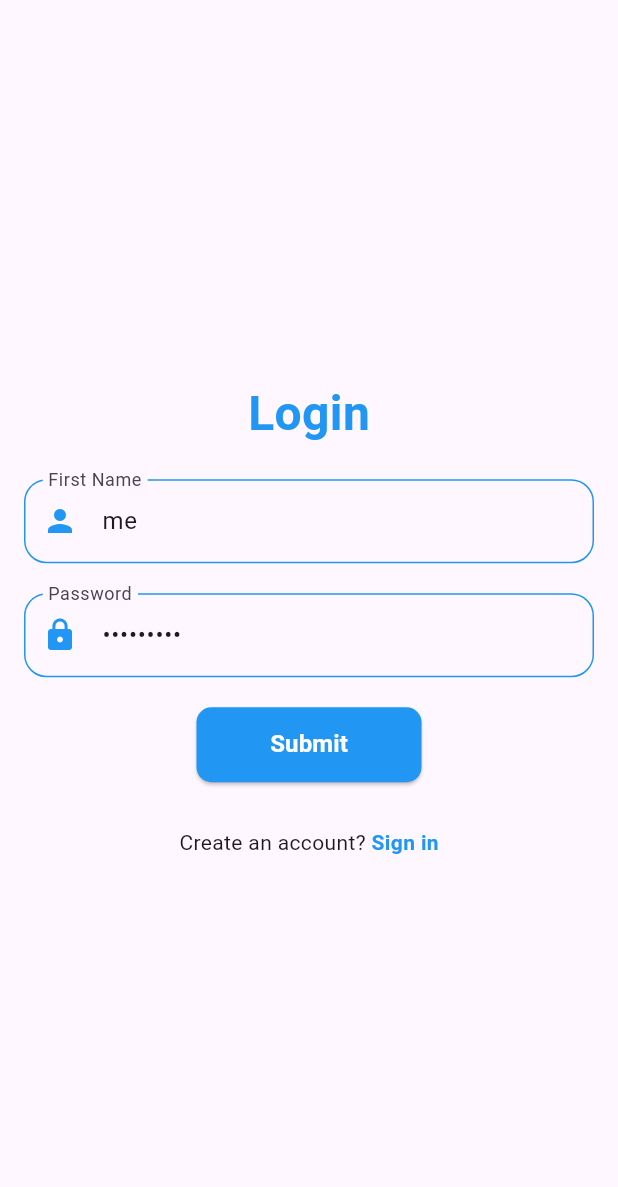
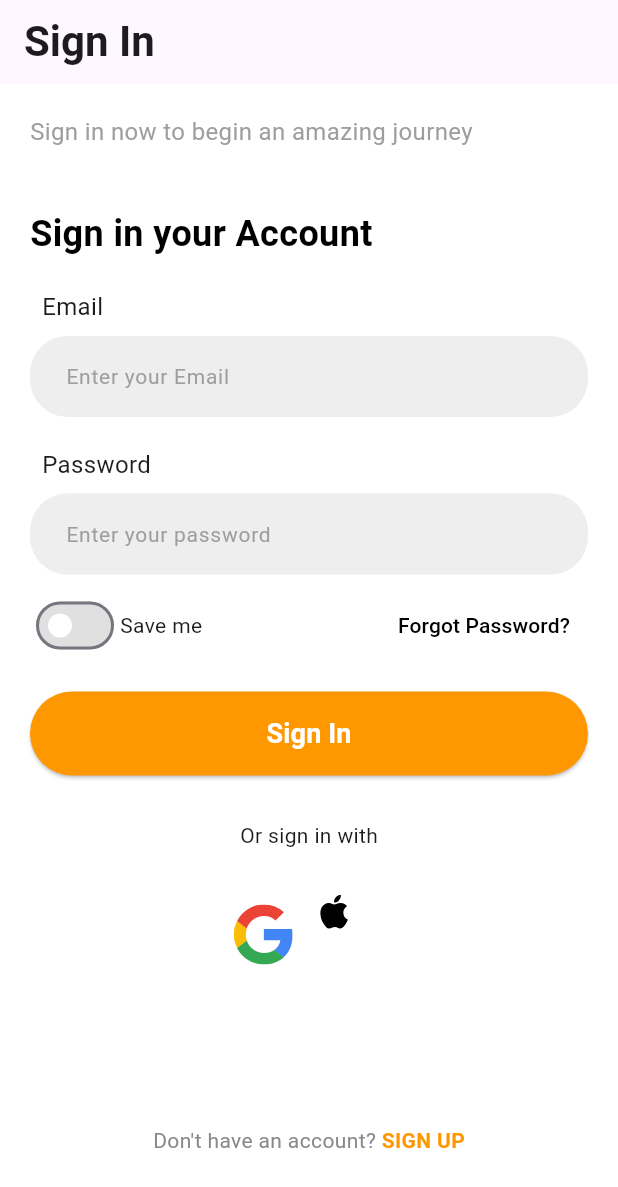
Before and after one commit to shebin-k-s/events, a Flutter app: the screen it shows after launch, on a phone screen of 412 x 824 dp. Shown: the top 1187 px of the screen. Run offline on Flutter 3.47's test engine with Material 3 defaults, Android fonts, the phone set to English and light mode, and no system bars; our stand-ins replace bloc, cookie_jar, dio, dio_cookie_manager, flutter_bloc, flutter_svg and 2 more; accounts and stored records are empty; Roboto replaces fonts that are missing (Figtree).

Commit message:
implement new design for login and signup

```diff
--- a/lib/core/constants/constants.dart
+++ b/lib/core/constants/constants.dart
@@ -3,7 +3,7 @@ import 'package:flutter/material.dart';
 
 const kTextFieldHeight = SizedBox(height: 20);
 
-const String baseUrl = "http://192.168.5.24:8080";
+const String baseUrl = "http://192.168.42.24:8080";
 
 final List<Map> profileItems = [
   {
--- a/lib/main.dart
+++ b/lib/main.dart
@@ -1,7 +1,6 @@
 import 'package:events/application/authentication/auth_bloc.dart';
 import 'package:events/application/profile/profile_bloc.dart';
-import 'package:events/screens/edit_profile/edit_profile_screen.dart';
-import 'package:events/screens/splash/splash_screen.dart';
+import 'package:events/screens/authentication/new_design/login_screen.dart';
 import 'package:flutter/material.dart';
 import 'package:flutter_bloc/flutter_bloc.dart';
 
@@ -24,8 +23,9 @@ class MyApp extends StatelessWidget {
         ),
       ],
       child: MaterialApp(
+        debugShowCheckedModeBanner: false,
         theme: ThemeData(primaryColor: Colors.white),
-        home: SplashScreen(),
+        home: LoginScreen(),
       ),
     );
   }
--- a/lib/screens/authentication/employee_signup_screen.dart
+++ b/lib/screens/authentication/employee_signup_screen.dart
@@ -41,7 +41,8 @@ class EmployeeSignupScreen extends StatelessWidget {
         }
       },
       child: Scaffold(
-        body: SingleChildScrollView(
+        body: SafeArea(
+          child: SingleChildScrollView(
             child: Padding(
               padding: const EdgeInsets.all(16.0),
               child: Form(
@@ -123,6 +124,7 @@ class EmployeeSignupScreen extends StatelessWidget {
             ),
           ),
         ),
+      ),
     );
   }
 }
--- a/lib/screens/authentication/login_screen.dart
+++ b/lib/screens/authentication/login_screen.dart
@@ -15,9 +15,9 @@ class LoginScreen extends StatelessWidget {
   LoginScreen({super.key});
 
   final TextEditingController firstnameController =
-      TextEditingController(text: 'me');
+      TextEditingController();
   final TextEditingController passwordController =
-      TextEditingController(text: 'secure123');
+      TextEditingController();
 
   final _formkey = GlobalKey<FormState>();
 
--- /dev/null
+++ b/lib/screens/authentication/new_design/login_screen.dart
@@ -0,0 +1,187 @@
+import 'package:events/application/authentication/auth_bloc.dart';
+import 'package:events/core/constants/constants.dart';
+import 'package:events/screens/authentication/new_design/signup_screen.dart';
+import 'package:events/screens/widgets/custom_formfield.dart';
+import 'package:events/screens/widgets/social_media_icons.dart';
+import 'package:flutter/material.dart';
+import 'package:flutter_bloc/flutter_bloc.dart';
+
+class LoginScreen extends StatelessWidget {
+  LoginScreen({super.key});
+
+  final ValueNotifier<bool> saveMeNotifier = ValueNotifier(false);
+
+  final TextEditingController emailController = TextEditingController();
+  final TextEditingController passwordController = TextEditingController();
+
+  final _formkey = GlobalKey<FormState>();
+
+  @override
+  Widget build(BuildContext context) {
+    return Scaffold(
+      appBar: AppBar(
+        title: const Text(
+          'Sign In',
+          style: TextStyle(
+            fontSize: 28,
+            fontWeight: FontWeight.bold,
+          ),
+        ),
+      ),
+      backgroundColor: Colors.white,
+      body: Padding(
+        padding: const EdgeInsets.symmetric(horizontal: 20.0),
+        child: SingleChildScrollView(
+          child: Form(
+            key: _formkey,
+            child: ConstrainedBox(
+              constraints: BoxConstraints(
+                minHeight: MediaQuery.of(context).size.height - 100,
+              ),
+              child: IntrinsicHeight(
+                child: Column(
+                  crossAxisAlignment: CrossAxisAlignment.stretch,
+                  children: [
+                    kTextFieldHeight,
+                    const Text(
+                      'Sign in now to begin an amazing journey',
+                      style: TextStyle(
+                        color: Colors.grey,
+                        fontSize: 16,
+                      ),
+                    ),
+                    const SizedBox(height: 40),
+                    const Text(
+                      'Sign in your Account',
+                      style: TextStyle(
+                        color: Colors.black,
+                        fontWeight: FontWeight.bold,
+                        fontSize: 24,
+                      ),
+                    ),
+                    kTextFieldHeight,
+                    CustomFormField(
+                      label: 'Email',
+                      hintText: 'Enter your Email',
+                      controller: emailController,
+                    ),
+                    kTextFieldHeight,
+                    CustomFormField(
+                      label: 'Password',
+                      hintText: 'Enter your password',
+                      controller: passwordController,
+                      hide: true,
+                    ),
+
+                    const SizedBox(height: 10),
+                    Row(
+                      mainAxisAlignment: MainAxisAlignment.spaceBetween,
+                      children: [
+                        Row(
+                          children: [
+                            ValueListenableBuilder(
+                                valueListenable: saveMeNotifier,
+                                builder: (context, saveMe, child) {
+                                  return Switch(
+                                    value: saveMe,
+                                    onChanged: (value) =>
+                                        saveMeNotifier.value = value,
+                                    activeColor: Colors.white,
+                                    inactiveThumbColor: Colors.white,
+                                    inactiveTrackColor: Colors.grey[300],
+                                    activeTrackColor: Colors.orange,
+                                  );
+                                }),
+                            const Text('Save me'),
+                          ],
+                        ),
+                        TextButton(
+                          onPressed: () {},
+                          child: const Text(
+                            'Forgot Password?',
+                            style: TextStyle(
+                              color: Colors.black,
+                            ),
+                          ),
+                        ),
+                      ],
+                    ),
+                    const SizedBox(height: 20),
+                    ElevatedButton(
+                      onPressed: () => _submitForm(context),
+                      style: ElevatedButton.styleFrom(
+                        padding: const EdgeInsets.symmetric(vertical: 15),
+                        backgroundColor: Colors.orange,
+                        shape: RoundedRectangleBorder(
+                          borderRadius: BorderRadius.circular(30),
+                        ),
+                      ),
+                      child: const Text(
+                        'Sign In',
+                        style: TextStyle(
+                          fontSize: 18,
+                          color: Colors.white,
+                          fontWeight: FontWeight.bold,
+                        ),
+                      ),
+                    ),
+                    const SizedBox(height: 30),
+                    const Row(
+                      mainAxisAlignment: MainAxisAlignment.center,
+                      children: [
+                        Text('Or sign in with'),
+                      ],
+                    ),
+                    const SizedBox(height: 20),
+                    const SocialMediaIcons(),
+                    const SizedBox(height: 20),
+                    const Spacer(),
+                    GestureDetector(
+                      onTap: () => Navigator.of(context)
+                          .push(MaterialPageRoute(
+                        builder: (ctx) => SignupScreen(),
+                      )),
+                      child: const Row(
+                        mainAxisAlignment: MainAxisAlignment.center,
+                        children: [
+                          Text(
+                            "Don't have an account? ",
+                            style: TextStyle(
+                              color: Color.fromARGB(255, 138, 137, 137),
+                              fontSize: 14,
+                            ),
+                          ),
+                          Text(
+                            "SIGN UP",
+                            style: TextStyle(
+                              color: Colors.orange,
+                              fontSize: 14,
+                              fontWeight: FontWeight.bold,
+                            ),
+                          ),
+                        ],
+                      ),
+                    ),
+                    const SizedBox(height: 10,)
+                  ],
+                ),
+              ),
+            ),
+          ),
+        ),
+      ),
+    );
+  }
+
+  void _submitForm(BuildContext context) {
+    if (_formkey.currentState!.validate()) {
+      FocusScope.of(context).unfocus();
+      context.read<AuthBloc>().add(
+            LoginEvent(
+              firstname: emailController.text,
+              password: passwordController.text,
+            ),
+          );
+    }
+  }
+}
--- a/lib/screens/authentication/student_signup_screen.dart
+++ b/lib/screens/authentication/student_signup_screen.dart
@@ -43,7 +43,8 @@ class StudentSignupScreen extends StatelessWidget {
         }
       },
       child: Scaffold(
-        body: SingleChildScrollView(
+        body: SafeArea(
+          child: SingleChildScrollView(
             child: Padding(
               padding: const EdgeInsets.all(16.0),
               child: Form(
@@ -140,6 +141,7 @@ class StudentSignupScreen extends StatelessWidget {
             ),
           ),
         ),
+      ),
     );
   }
 }
--- /dev/null
+++ b/lib/screens/widgets/custom_formfield.dart
@@ -0,0 +1,57 @@
+
+import 'package:flutter/material.dart';
+
+class CustomFormField extends StatelessWidget {
+  final String label;
+  final String hintText;
+  final bool hide;
+  final TextEditingController controller;
+
+  const CustomFormField({
+    super.key,
+    required this.label,
+    required this.hintText,
+    this.hide = false,
+    required this.controller,
+  });
+
+  @override
+  Widget build(BuildContext context) {
+    return Column(
+      crossAxisAlignment: CrossAxisAlignment.stretch,
+      children: [
+        Padding(
+          padding: const EdgeInsets.only(left: 8, bottom: 8),
+          child: Text(
+            label,
+            style: const TextStyle(fontSize: 16),
+          ),
+        ),
+        TextField(
+          controller: controller,
+          obscureText: hide,
+
+
+          decoration: InputDecoration(
+            hintText: hintText,
+            hintStyle: const TextStyle(
+              fontSize: 14,
+              color: Colors.grey
+            ),
+            fillColor: Colors.grey[200],
+            filled: true,
+
+            border: OutlineInputBorder(
+              borderSide: BorderSide.none,
+              borderRadius: BorderRadius.circular(25.0),
+            ),
+            contentPadding: const EdgeInsets.symmetric(
+              vertical: 15,
+              horizontal: 20,
+            ),
+          ),
+        ),
+      ],
+    );
+  }
+}
--- /dev/null
+++ b/lib/screens/widgets/social_media_icons.dart
@@ -0,0 +1,38 @@
+
+import 'package:flutter/material.dart';
+import 'package:flutter_svg/svg.dart';
+
+class SocialMediaIcons extends StatelessWidget {
+  const SocialMediaIcons({
+    super.key,
+  });
+
+  @override
+  Widget build(BuildContext context) {
+    return Row(
+      mainAxisAlignment: MainAxisAlignment.center,
+      crossAxisAlignment: CrossAxisAlignment.center,
+      children: [
+        Padding(
+          padding: const EdgeInsets.only(top:8.0),
+          child: IconButton(
+            icon: SvgPicture.asset(
+              'assets/images/google.svg',
+              height: 40,
+              width: 40,
+            ),
+            onPressed: () {},
+          ),
+        ),
+        IconButton(
+          icon: SvgPicture.asset(
+            'assets/images/apple.svg',
+            height: 45,
+            width: 45,
+          ),
+          onPressed: () {},
+        ),
+      ],
+    );
+  }
+}
--- a/pubspec.yaml
+++ b/pubspec.yaml
@@ -39,6 +39,8 @@ dependencies:
   json_annotation: ^4.9.0
   loading_animation_widget: ^1.2.1
   shared_preferences: ^2.3.2
+  font_awesome_flutter: ^10.7.0
+  flutter_svg: ^2.0.10+1
 
 dev_dependencies:
   build_runner: ^2.4.12
```
Also changed, not shown: lib/screens/authentication/new_design/signup_screen.dart (added, +189 -0 lines), assets/images/apple.svg (added), assets/images/google.svg (added), pubspec.lock. Lines whose indentation alone changed are shown as unchanged.
